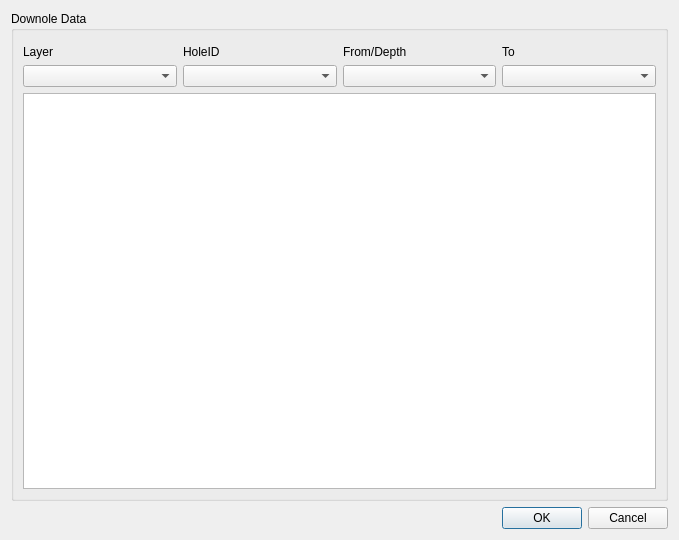
Old version of the form drilltrace_dialog_base.ui in the repository rolandhill/geoscience.
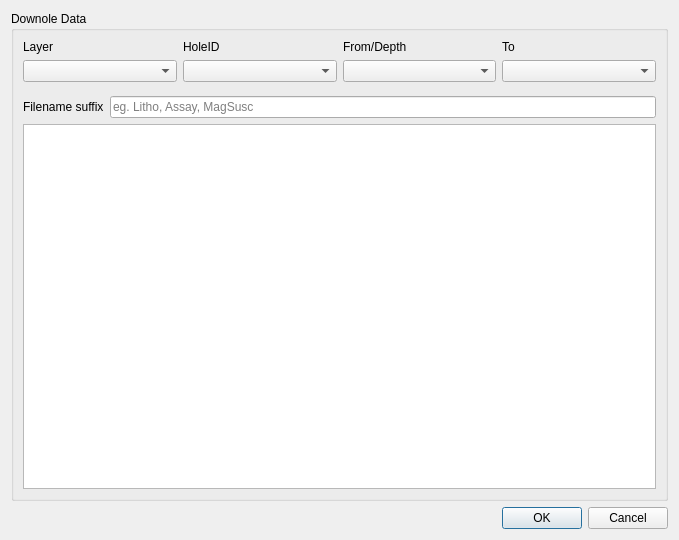
New version of the form. Custom widgets are drawn as their Qt base class.

Commit message: Create downhole trace layer

What changed in the file:
```diff
--- a/drilltrace_dialog_base.ui
+++ b/drilltrace_dialog_base.ui
@@ -23,7 +23,7 @@
       <item>
        <layout class="QGridLayout" name="gridLayout">
         <property name="topMargin">
-         <number>5</number>
+         <number>0</number>
         </property>
         <item row="0" column="2">
          <widget class="QLabel" name="label_5">
@@ -84,6 +84,27 @@
         </item>
        </layout>
       </item>
+      <item>
+       <layout class="QHBoxLayout" name="horizontalLayout_2">
+        <property name="topMargin">
+         <number>8</number>
+        </property>
+        <item>
+         <widget class="QLabel" name="label">
+          <property name="text">
+           <string>Filename suffix</string>
+          </property>
+         </widget>
+        </item>
+        <item>
+         <widget class="QLineEdit" name="teSuffix">
+          <property name="placeholderText">
+           <string>eg. Litho, Assay, MagSusc</string>
+          </property>
+         </widget>
+        </item>
+       </layout>
+      </item>
       <item>
        <widget class="QListWidget" name="listFields"/>
       </item>
```
The commit also changes 1 other file.
